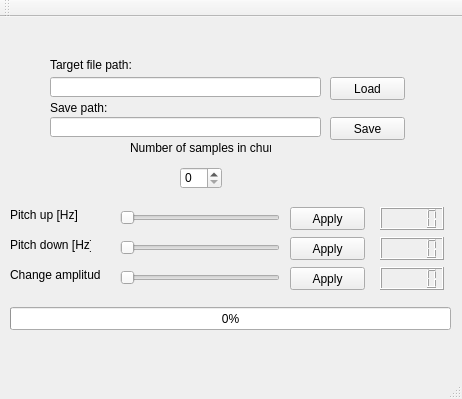
Above: GUIMusicEqualiser/GUIMusicEqualiser.ui from Phyteon/MusicEqualiser1 before the change. Below: the same form after it.
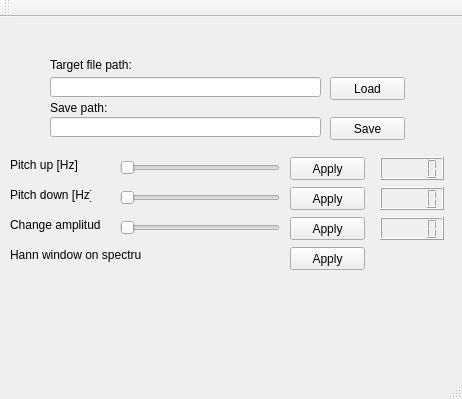
That is the form after the change.

Commit message: Fixed previous bugs. Added Hann window function.

Diff of the .ui file:
```diff
--- a/GUIMusicEqualiser/GUIMusicEqualiser.ui
+++ b/GUIMusicEqualiser/GUIMusicEqualiser.ui
@@ -64,7 +64,7 @@
     <property name="geometry">
      <rect>
       <x>120</x>
-      <y>190</y>
+      <y>140</y>
       <width>160</width>
       <height>22</height>
      </rect>
@@ -80,7 +80,7 @@
     <property name="geometry">
      <rect>
       <x>290</x>
-      <y>190</y>
+      <y>140</y>
       <width>75</width>
       <height>23</height>
      </rect>
@@ -93,7 +93,7 @@
     <property name="geometry">
      <rect>
       <x>120</x>
-      <y>220</y>
+      <y>170</y>
       <width>160</width>
       <height>22</height>
      </rect>
@@ -109,7 +109,7 @@
     <property name="geometry">
      <rect>
       <x>290</x>
-      <y>220</y>
+      <y>170</y>
       <width>75</width>
       <height>23</height>
      </rect>
@@ -122,11 +122,14 @@
     <property name="geometry">
      <rect>
       <x>120</x>
-      <y>250</y>
+      <y>200</y>
       <width>160</width>
       <height>22</height>
      </rect>
     </property>
+    <property name="minimum">
+     <number>1</number>
+    </property>
     <property name="maximum">
      <number>16384</number>
     </property>
@@ -138,7 +141,7 @@
     <property name="geometry">
      <rect>
       <x>290</x>
-      <y>250</y>
+      <y>200</y>
       <width>75</width>
       <height>23</height>
      </rect>
@@ -151,7 +154,7 @@
     <property name="geometry">
      <rect>
       <x>10</x>
-      <y>190</y>
+      <y>140</y>
       <width>71</width>
       <height>16</height>
      </rect>
@@ -164,7 +167,7 @@
     <property name="geometry">
      <rect>
       <x>10</x>
-      <y>220</y>
+      <y>170</y>
       <width>81</width>
       <height>16</height>
      </rect>
@@ -177,7 +180,7 @@
     <property name="geometry">
      <rect>
       <x>10</x>
-      <y>250</y>
+      <y>200</y>
       <width>91</width>
       <height>16</height>
      </rect>
@@ -190,7 +193,7 @@
     <property name="geometry">
      <rect>
       <x>380</x>
-      <y>190</y>
+      <y>140</y>
       <width>64</width>
       <height>23</height>
      </rect>
@@ -200,7 +203,7 @@
     <property name="geometry">
      <rect>
       <x>380</x>
-      <y>220</y>
+      <y>170</y>
       <width>64</width>
       <height>23</height>
      </rect>
@@ -210,25 +213,12 @@
     <property name="geometry">
      <rect>
       <x>380</x>
-      <y>250</y>
+      <y>200</y>
       <width>64</width>
       <height>23</height>
      </rect>
     </property>
    </widget>
-   <widget class="QProgressBar" name="progressBar">
-    <property name="geometry">
-     <rect>
-      <x>10</x>
-      <y>290</y>
-      <width>441</width>
-      <height>23</height>
-     </rect>
-    </property>
-    <property name="value">
-     <number>0</number>
-    </property>
-   </widget>
    <widget class="QPushButton" name="loadButton">
     <property name="geometry">
      <rect>
@@ -255,27 +245,30 @@
      <string>Save</string>
     </property>
    </widget>
+   <widget class="QPushButton" name="apply_hannButton">
+    <property name="geometry">
+     <rect>
+      <x>290</x>
+      <y>230</y>
+      <width>75</width>
+      <height>23</height>
+     </rect>
+    </property>
+    <property name="text">
+     <string>Apply</string>
+    </property>
+   </widget>
    <widget class="QLabel" name="label_6">
     <property name="geometry">
      <rect>
-      <x>130</x>
-      <y>120</y>
-      <width>141</width>
-      <height>21</height>
+      <x>10</x>
+      <y>230</y>
+      <width>131</width>
+      <height>16</height>
      </rect>
     </property>
     <property name="text">
-     <string>Number of samples in chunk</string>
-    </property>
-   </widget>
-   <widget class="QSpinBox" name="spinBox">
-    <property name="geometry">
-     <rect>
-      <x>180</x>
-      <y>150</y>
-      <width>42</width>
-      <height>22</height>
-     </rect>
+     <string>Hann window on spectrum</string>
     </property>
    </widget>
   </widget>
```
The commit also changes 4 other files.
